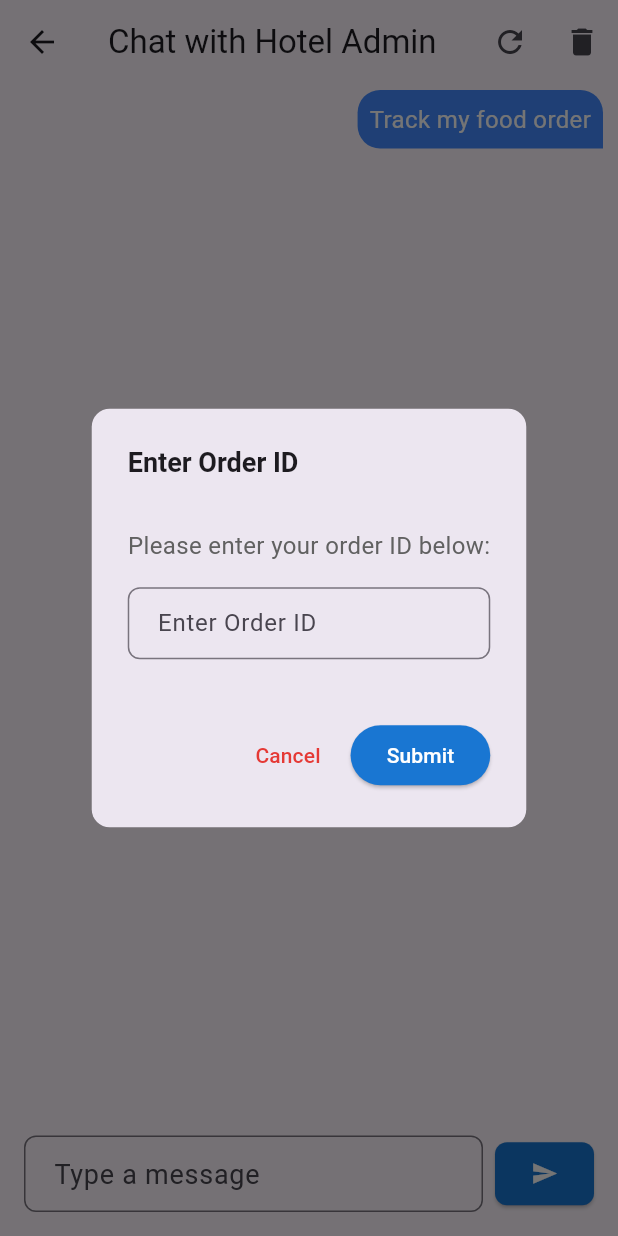
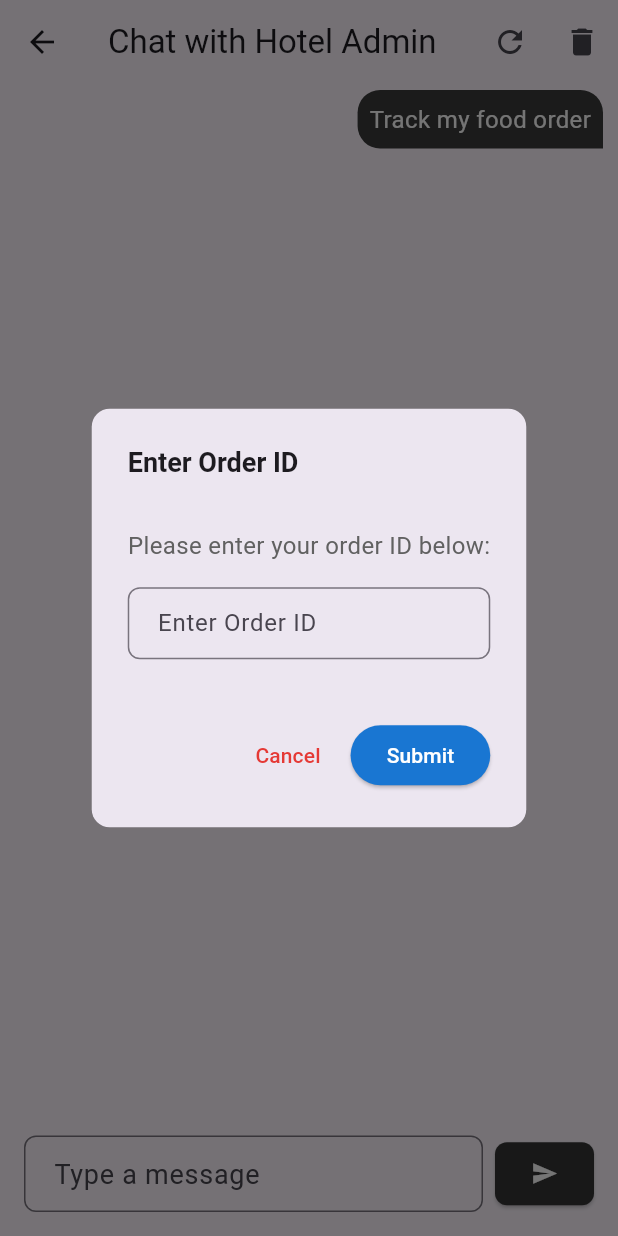
Before and after one commit to Nimantha-Perera/IPTV, a Flutter app: the ChatWithHotel screen opened directly, after a tap on "Track my food order", on a phone screen of 412 x 824 dp. Run offline on Flutter 3.47's test engine with Material 3 defaults, Android fonts, the phone set to English and light mode, and no system bars; drawn by our look-alikes of flutter_markdown; our stand-ins replace cloud_firestore, firebase_auth, firebase_core, shared_preferences, video_player; accounts and stored records are empty.

Commit message:
Chat Buble Change color

```diff
--- a/lib/ChatScreen/chat_bubble.dart
+++ b/lib/ChatScreen/chat_bubble.dart
@@ -24,7 +24,7 @@ class ChatBubble extends StatelessWidget {
         margin: const EdgeInsets.symmetric(vertical: 4.0, horizontal: 10.0),
         decoration: BoxDecoration(
           color: isUserMessage
-              ? Colors.blueAccent
+              ? const Color.fromARGB(255, 59, 59, 59)
               : Colors.grey[300],
           borderRadius: BorderRadius.only(
             topLeft: Radius.circular(15),
--- a/lib/ChatScreen/chat_screen.dart
+++ b/lib/ChatScreen/chat_screen.dart
@@ -130,7 +130,7 @@ class _ChatWithHotelState extends State<ChatWithHotel> {
                       onPressed: () => _sendMessage(_controller.text),
                       child: const Icon(Icons.send),
                       style: ElevatedButton.styleFrom(
-                        foregroundColor: Colors.white, backgroundColor: Colors.blue[700], // Text color
+                        foregroundColor: Colors.white, backgroundColor: const Color.fromARGB(255, 53, 53, 53), // Text color
                         shape: RoundedRectangleBorder(
                           borderRadius: BorderRadius.circular(8), // Rounded corners for button
                         ),
--- a/lib/main.dart
+++ b/lib/main.dart
@@ -7,9 +7,10 @@ import 'package:iptv_app/firebase_options.dart';
 
 Future<void> main() async {
    WidgetsFlutterBinding.ensureInitialized();
-  await Firebase.initializeApp();
-  runApp(MyApp());
+   await Firebase.initializeApp();
+   runApp(MyApp());
 }
+
 
 class MyApp extends StatelessWidget {
   const MyApp({super.key});
```
